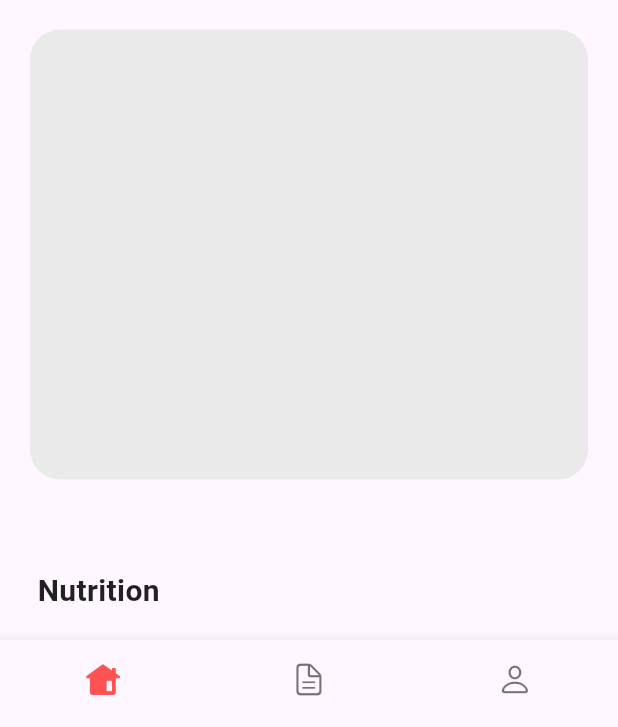
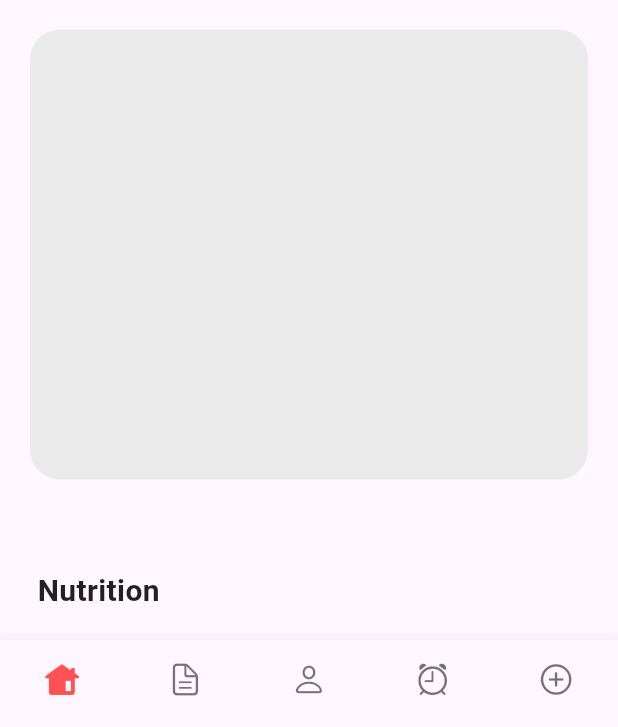
Before and after one commit to hzllfeu/jymu, a Flutter app: the screen it shows after launch, on a phone screen of 412 x 824 dp, the part 509-1236 px from its top. Run offline on Flutter 3.47's test engine with Material 3 defaults, Android fonts, the phone set to English and light mode, and no system bars; missing offline and left inert: cupertino_onboarding, super_cupertino_navigation_bar.

Commit message:
ajout page alex et nizzam dans menu

```diff
--- a/lib/screens/init_screen.dart
+++ b/lib/screens/init_screen.dart
@@ -1,6 +1,8 @@
 import 'package:flutter/cupertino.dart';
 import 'package:flutter/material.dart';
+import 'package:jymu/Nizam/exemple.dart';
 
+import '../Alexis/exemple.dart';
 import 'home/HomeScreen.dart';
 
 const Color inActiveIconColor = Color(0xFFB6B6B6);
@@ -31,6 +33,8 @@ class _InitScreenState extends State<InitScreen> {
     const Center(
       child: Text("Profil"),
     ),
+    const Exemple (),
+    const ExempleNizam(),
   ];
 
   @override
@@ -60,6 +64,16 @@ class _InitScreenState extends State<InitScreen> {
               activeIcon: Icon(CupertinoIcons.person_fill, color: Colors.redAccent,),
               label: "Profile"
           ),
+          BottomNavigationBarItem(
+              icon: Icon(CupertinoIcons.alarm),
+              activeIcon: Icon(CupertinoIcons.alarm, color: Colors.redAccent,),
+              label: "Alexis Page"
+          ),
+          BottomNavigationBarItem(
+              icon: Icon(CupertinoIcons.add_circled),
+              activeIcon: Icon(CupertinoIcons.add_circled, color: Colors.redAccent,),
+              label: "nizam Page"
+          ),
         ],
       ),
     );
```
